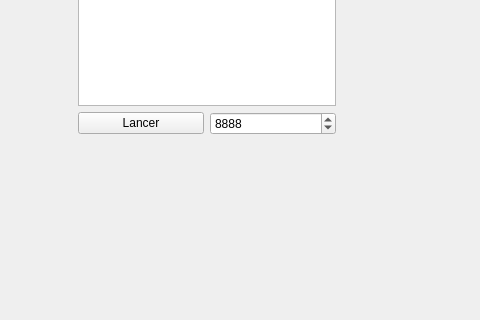
First picture: the form in PopSauce_Serveur/widgetpopsauceserveur.ui, repository popomomlolo/PopSauce, before the edit; both pictures show x 172 to 652 and y 280 to 600 of the 800 by 600 pixel window.
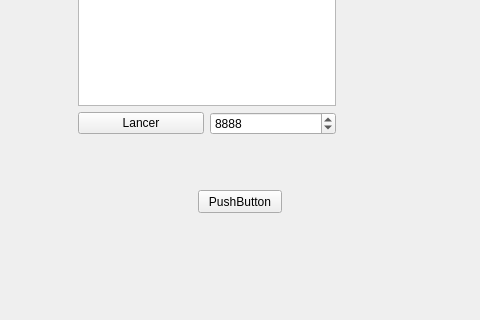
Second picture: the form after the edit.

The edit to the form file:
```diff
--- a/PopSauce_Serveur/widgetpopsauceserveur.ui
+++ b/PopSauce_Serveur/widgetpopsauceserveur.ui
@@ -26,7 +26,7 @@
     <string>TextLabel</string>
    </property>
   </widget>
-  <widget class="QWidget" name="">
+  <widget class="QWidget" name="layoutWidget">
    <property name="geometry">
     <rect>
      <x>250</x>
@@ -62,6 +62,19 @@
     </item>
    </layout>
   </widget>
+  <widget class="QPushButton" name="pushButton">
+   <property name="geometry">
+    <rect>
+     <x>370</x>
+     <y>470</y>
+     <width>84</width>
+     <height>23</height>
+    </rect>
+   </property>
+   <property name="text">
+    <string>PushButton</string>
+   </property>
+  </widget>
  </widget>
  <resources/>
  <connections/>
```
